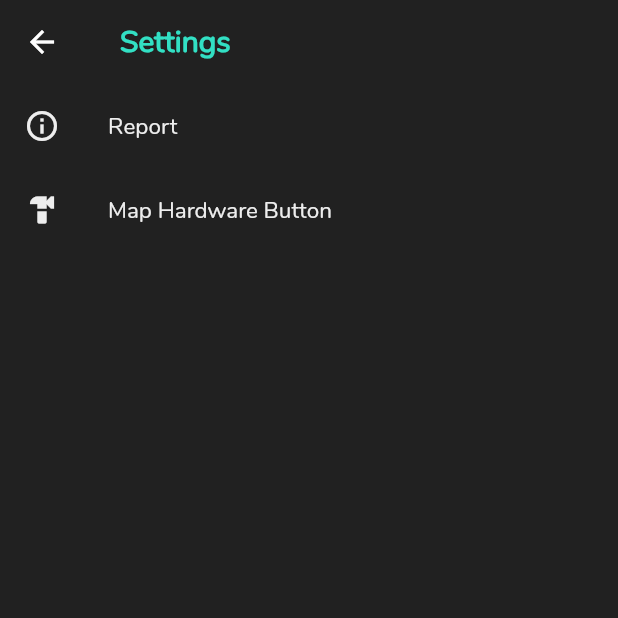
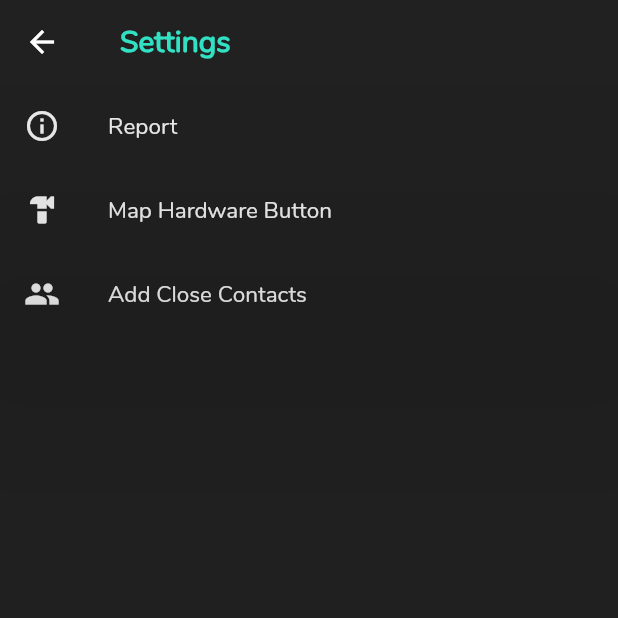
Before and after one commit to ankithans/help-me, a Flutter app: the screen it shows after launch, after a tap on the "settings" icon, on a phone screen of 412 x 824 dp, the top half of it. Run offline on Flutter 3.47's test engine with Material 2 defaults, Android fonts, the phone set to English and light mode, and no system bars; our stand-ins replace firebase_messaging, flare_flutter, flutter_local_notifications, flutter_secure_storage, fluttertoast, rflutter_alert; accounts and stored records are empty.

```diff
--- a/client/helpMe/lib/constants.dart
+++ b/client/helpMe/lib/constants.dart
@@ -1,5 +1,4 @@
 import 'package:flutter/material.dart';
-
 
 const api = 'https://help-mee.herokuapp.com';
 
@@ -9,8 +8,7 @@ const primaryColor = Color(0XFF32e0c4);
 
 const fontColor = Color(0XFFeeeeee);
 
-AppBar titleAppbar(
-  context,
+AppBar titleAppbar(context,
     {@required String title,
     List<Widget> actions,
     bool automaticallyImplyLeading = true,
@@ -18,7 +16,7 @@ AppBar titleAppbar(
     Widget leading}) {
   return AppBar(
     backgroundColor: backgroundColor,
-    elevation: 0,
+    elevation: 100,
     centerTitle: centerTitle,
     automaticallyImplyLeading: automaticallyImplyLeading,
     actions: actions != null ? actions : null,
--- a/client/helpMe/lib/pages/home/ui.dart
+++ b/client/helpMe/lib/pages/home/ui.dart
@@ -2,6 +2,7 @@ import 'package:flare_flutter/flare_actor.dart';
 import 'package:flutter/material.dart';
 import 'package:helpMe/constants.dart';
 import 'package:helpMe/pages/settings/ui.dart';
+
 class HomePage extends StatefulWidget {
   @override
   _HomePageState createState() => _HomePageState();
@@ -17,23 +18,26 @@ class _HomePageState extends State<HomePage> {
         title: 'Help Me',
         actions: [
           IconButton(
-            icon: Icon(Icons.settings, color: primaryColor,),
-            onPressed: (){
-              Navigator.push(context, new MaterialPageRoute(builder: (BuildContext context) => SettingsPage()));
-            }
-          ),
+              icon: Icon(
+                Icons.settings,
+                color: primaryColor,
+              ),
+              onPressed: () {
+                Navigator.push(
+                    context,
+                    new MaterialPageRoute(
+                        builder: (BuildContext context) => SettingsPage()));
+              }),
         ],
       ),
       body: Center(
         child: RaisedButton(
-          onPressed: (){},
-          color: backgroundColor,
+          onPressed: () {},
+          color: primaryColor,
           child: Container(
             height: 200.0,
             width: 200.0,
-            decoration: BoxDecoration(
-
-            ),
+            decoration: BoxDecoration(),
             child: FlareActor(
               'assets/images/alarm.flr',
               alignment: Alignment.center,
--- a/client/helpMe/lib/pages/settings/ui.dart
+++ b/client/helpMe/lib/pages/settings/ui.dart
@@ -1,5 +1,7 @@
 import 'package:flutter/material.dart';
 import 'package:helpMe/constants.dart';
+import './add_close_contacts.dart';
+
 class SettingsPage extends StatefulWidget {
   @override
   _SettingsPageState createState() => _SettingsPageState();
@@ -14,13 +16,40 @@ class _SettingsPageState extends State<SettingsPage> {
       body: ListView(
         children: [
           ListTile(
-            leading: Icon(Icons.info_outline, color: fontColor,),
+            leading: Icon(
+              Icons.info_outline,
+              color: fontColor,
+            ),
             title: Text('Report', style: Theme.of(context).textTheme.bodyText1),
           ),
           ListTile(
-            leading: Icon(Icons.hardware, color: fontColor,),
-            title: Text('Map Hardware Button', style: Theme.of(context).textTheme.bodyText1,),
-          )
+            leading: Icon(
+              Icons.hardware,
+              color: fontColor,
+            ),
+            title: Text(
+              'Map Hardware Button',
+              style: Theme.of(context).textTheme.bodyText1,
+            ),
+          ),
+          ListTile(
+            onTap: () {
+              Navigator.push(
+                context,
+                MaterialPageRoute(
+                  builder: (context) => AddCloseContacts(),
+                ),
+              );
+            },
+            leading: Icon(
+              Icons.people,
+              color: fontColor,
+            ),
+            title: Text(
+              'Add Close Contacts',
+              style: Theme.of(context).textTheme.bodyText1,
+            ),
+          ),
         ],
       ),
     );
--- a/client/helpMe/pubspec.yaml
+++ b/client/helpMe/pubspec.yaml
@@ -34,6 +34,8 @@ dependencies:
   flutter_secure_storage: ^3.3.5
   flutter_local_notifications: ^3.0.1+2
   fluttertoast: ^7.1.1
+  rflutter_alert: ^1.1.0
+  dio: ^3.0.10
 
   # The following adds the Cupertino Icons font to your application.
   # Use with the CupertinoIcons class for iOS style icons.
```
Also changed, not shown: client/helpMe/lib/pages/settings/add_close_contacts.dart (added, +105 -0 lines), client/helpMe/lib/widgets/primary_button.dart (added, +46 -0 lines), client/helpMe/pubspec.lock, 1 other file.
